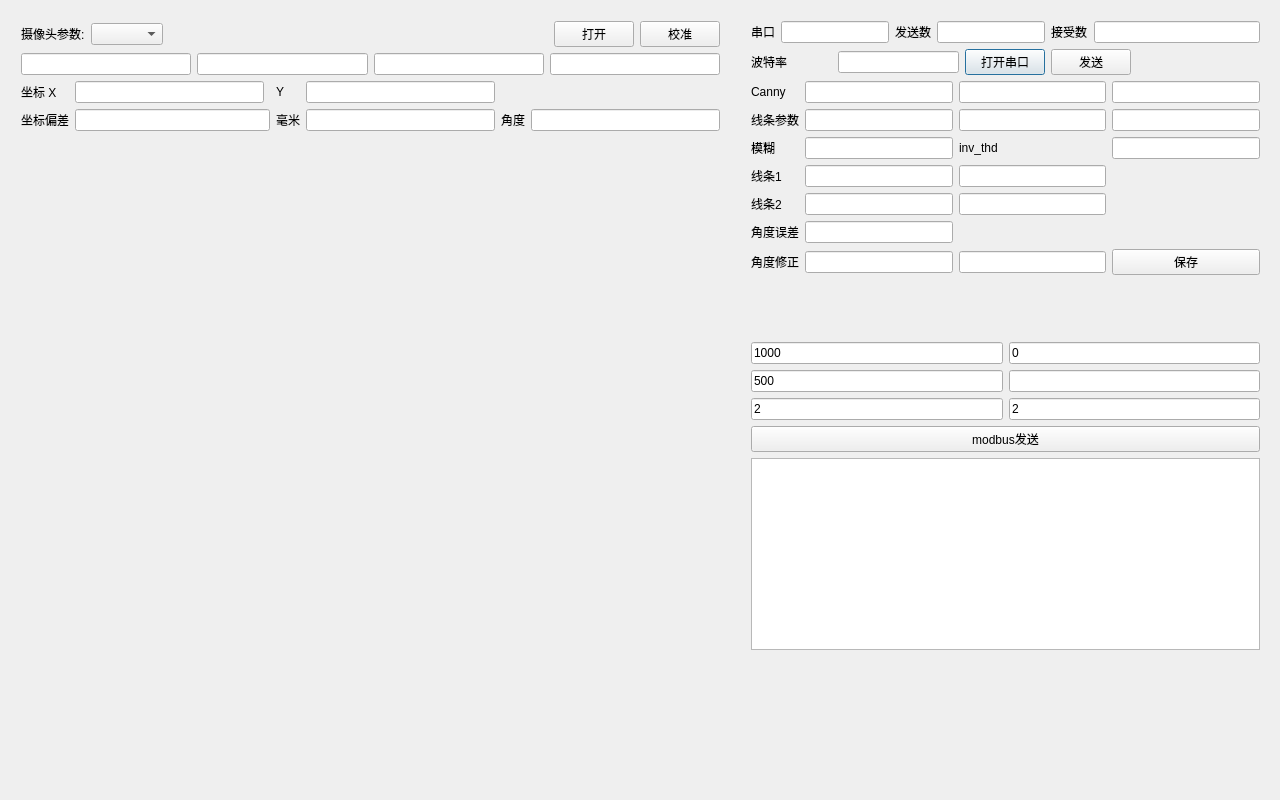
Qt form maindialog.ui (zouzichun/videoWirain) before a commit.
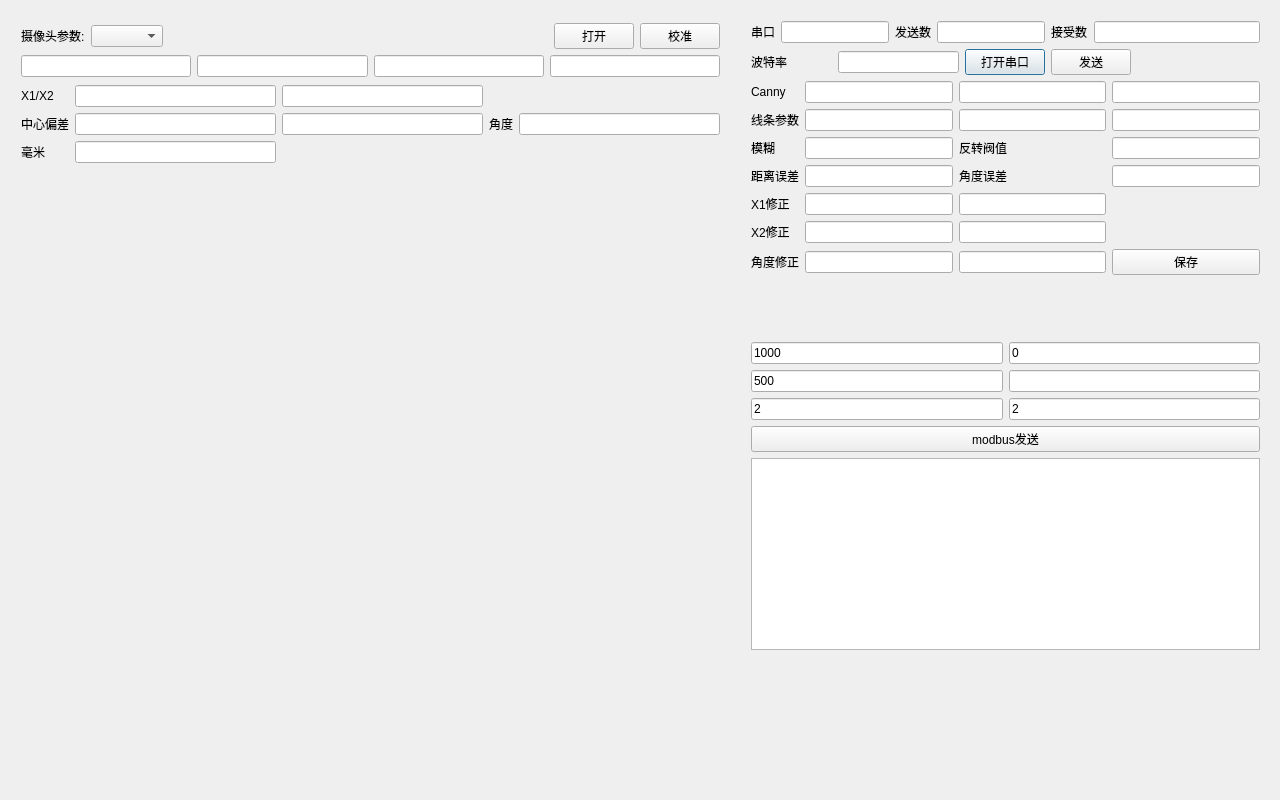
The same form after that commit.

What changed in the file:
```diff
--- a/maindialog.ui
+++ b/maindialog.ui
@@ -105,21 +105,50 @@
     </item>
     <item>
      <layout class="QGridLayout" name="gridLayout_3">
-      <item row="0" column="0">
-       <widget class="QLabel" name="PulseNum_2">
+      <item row="7" column="0">
+       <widget class="QLabel" name="Encoder_5">
         <property name="text">
-         <string>Canny</string>
+         <string>X2修正</string>
         </property>
        </widget>
       </item>
-      <item row="0" column="1">
-       <widget class="QLineEdit" name="canny1"/>
+      <item row="1" column="3">
+       <widget class="QLineEdit" name="hgline3"/>
+      </item>
+      <item row="9" column="2">
+       <widget class="QLineEdit" name="line2_ang_delta"/>
+      </item>
+      <item row="1" column="1">
+       <widget class="QLineEdit" name="hgline1"/>
+      </item>
+      <item row="9" column="0">
+       <widget class="QLabel" name="label_7">
+        <property name="text">
+         <string>角度修正</string>
+        </property>
+       </widget>
       </item>
       <item row="0" column="2">
        <widget class="QLineEdit" name="canny2"/>
       </item>
-      <item row="0" column="3">
-       <widget class="QLineEdit" name="canny3"/>
+      <item row="0" column="1">
+       <widget class="QLineEdit" name="canny1"/>
+      </item>
+      <item row="6" column="1">
+       <widget class="QLineEdit" name="line1_ang"/>
+      </item>
+      <item row="9" column="1">
+       <widget class="QLineEdit" name="line1_ang_delta"/>
+      </item>
+      <item row="6" column="2">
+       <widget class="QLineEdit" name="line1_roh"/>
+      </item>
+      <item row="0" column="0">
+       <widget class="QLabel" name="PulseNum_2">
+        <property name="text">
+         <string>Canny</string>
+        </property>
+       </widget>
       </item>
       <item row="1" column="0">
        <widget class="QLabel" name="Encoder_2">
@@ -128,14 +157,8 @@
         </property>
        </widget>
       </item>
-      <item row="1" column="1">
-       <widget class="QLineEdit" name="hgline1"/>
-      </item>
-      <item row="1" column="2">
-       <widget class="QLineEdit" name="hgline2"/>
-      </item>
-      <item row="1" column="3">
-       <widget class="QLineEdit" name="hgline3"/>
+      <item row="0" column="3">
+       <widget class="QLineEdit" name="canny3"/>
       </item>
       <item row="2" column="0">
        <widget class="QLabel" name="Encoder_3">
@@ -144,72 +167,59 @@
         </property>
        </widget>
       </item>
-      <item row="2" column="1">
-       <widget class="QLineEdit" name="blur_kernel"/>
+      <item row="9" column="3">
+       <widget class="QPushButton" name="saveImg">
+        <property name="text">
+         <string>保存</string>
+        </property>
+       </widget>
       </item>
-      <item row="3" column="0">
+      <item row="6" column="0">
        <widget class="QLabel" name="Encoder_4">
         <property name="text">
-         <string>线条1</string>
+         <string>X1修正</string>
         </property>
        </widget>
       </item>
-      <item row="3" column="1">
-       <widget class="QLineEdit" name="line1_ang"/>
+      <item row="1" column="2">
+       <widget class="QLineEdit" name="hgline2"/>
       </item>
-      <item row="3" column="2">
-       <widget class="QLineEdit" name="line1_roh"/>
+      <item row="2" column="3">
+       <widget class="QLineEdit" name="inv_thd"/>
       </item>
-      <item row="4" column="0">
-       <widget class="QLabel" name="Encoder_5">
-        <property name="text">
-         <string>线条2</string>
-        </property>
-       </widget>
-      </item>
-      <item row="4" column="1">
+      <item row="7" column="1">
        <widget class="QLineEdit" name="line2_ang"/>
       </item>
-      <item row="4" column="2">
+      <item row="2" column="2">
+       <widget class="QLabel" name="label_11">
+        <property name="text">
+         <string>反转阀值</string>
+        </property>
+       </widget>
+      </item>
+      <item row="7" column="2">
        <widget class="QLineEdit" name="line2_roh"/>
       </item>
-      <item row="5" column="0">
+      <item row="2" column="1">
+       <widget class="QLineEdit" name="blur_kernel"/>
+      </item>
+      <item row="4" column="2">
        <widget class="QLabel" name="label_9">
         <property name="text">
          <string>角度误差</string>
         </property>
        </widget>
       </item>
-      <item row="5" column="1">
-       <widget class="QLineEdit" name="line_abs"/>
+      <item row="4" column="3">
+       <widget class="QLineEdit" name="line_ang_abs"/>
       </item>
-      <item row="6" column="0">
-       <widget class="QLabel" name="label_7">
-        <property name="text">
-         <string>角度修正</string>
-        </property>
-       </widget>
+      <item row="4" column="1">
+       <widget class="QLineEdit" name="line_roh_abs"/>
       </item>
-      <item row="6" column="1">
-       <widget class="QLineEdit" name="line1_ang_delta"/>
-      </item>
-      <item row="6" column="2">
-       <widget class="QLineEdit" name="line2_ang_delta"/>
-      </item>
-      <item row="6" column="3">
-       <widget class="QPushButton" name="saveImg">
+      <item row="4" column="0">
+       <widget class="QLabel" name="label_10">
         <property name="text">
-         <string>保存</string>
-        </property>
-       </widget>
-      </item>
-      <item row="2" column="3">
-       <widget class="QLineEdit" name="inv_thd"/>
-      </item>
-      <item row="2" column="2">
-       <widget class="QLabel" name="Inv_thd">
-        <property name="text">
-         <string>inv_thd</string>
+         <string>距离误差</string>
         </property>
        </widget>
       </item>
@@ -295,7 +305,7 @@
      <x>10</x>
      <y>10</y>
      <width>721</width>
-     <height>134</height>
+     <height>167</height>
     </rect>
    </property>
    <layout class="QVBoxLayout" name="verticalLayout">
@@ -362,7 +372,7 @@
     </item>
     <item>
      <layout class="QGridLayout" name="gridLayout_4">
-      <item row="1" column="3">
+      <item row="3" column="0">
        <widget class="QLabel" name="label_5">
         <property name="text">
          <string>毫米</string>
@@ -370,51 +380,50 @@
        </widget>
       </item>
       <item row="1" column="5">
-       <widget class="QLabel" name="label_6">
-        <property name="text">
-         <string>角度</string>
-        </property>
-       </widget>
+       <layout class="QHBoxLayout" name="horizontalLayout"/>
       </item>
-      <item row="1" column="6">
-       <widget class="QLineEdit" name="delta_c"/>
-      </item>
-      <item row="1" column="0">
+      <item row="2" column="0">
        <widget class="QLabel" name="label_3">
         <property name="text">
-         <string>坐标偏差</string>
+         <string>中心偏差</string>
         </property>
        </widget>
       </item>
-      <item row="1" column="1" colspan="2">
-       <widget class="QLineEdit" name="delta"/>
-      </item>
-      <item row="1" column="4">
-       <widget class="QLineEdit" name="delta_mm"/>
-      </item>
-      <item row="0" column="0">
+      <item row="1" column="0">
        <widget class="QLabel" name="label">
         <property name="text">
-         <string>坐标 X</string>
+         <string>X1/X2</string>
         </property>
        </widget>
       </item>
-      <item row="0" column="1">
-       <widget class="QLineEdit" name="X"/>
+      <item row="3" column="1">
+       <widget class="QLineEdit" name="delta_mm"/>
       </item>
-      <item row="0" column="3">
-       <layout class="QHBoxLayout" name="horizontalLayout">
-        <item>
-         <widget class="QLabel" name="label_8">
-          <property name="text">
-           <string>Y</string>
-          </property>
-         </widget>
-        </item>
-       </layout>
+      <item row="2" column="1">
+       <widget class="QLineEdit" name="p_x">
+        <property name="text">
+         <string/>
+        </property>
+       </widget>
       </item>
-      <item row="0" column="4">
-       <widget class="QLineEdit" name="Y"/>
+      <item row="2" column="2">
+       <widget class="QLineEdit" name="p_y"/>
+      </item>
+      <item row="1" column="1">
+       <widget class="QLineEdit" name="x1"/>
+      </item>
+      <item row="2" column="3">
+       <widget class="QLabel" name="label_6">
+        <property name="text">
+         <string>角度</string>
+        </property>
+       </widget>
+      </item>
+      <item row="1" column="2">
+       <widget class="QLineEdit" name="x2"/>
+      </item>
+      <item row="2" column="4">
+       <widget class="QLineEdit" name="d_ang"/>
       </item>
      </layout>
     </item>
```
